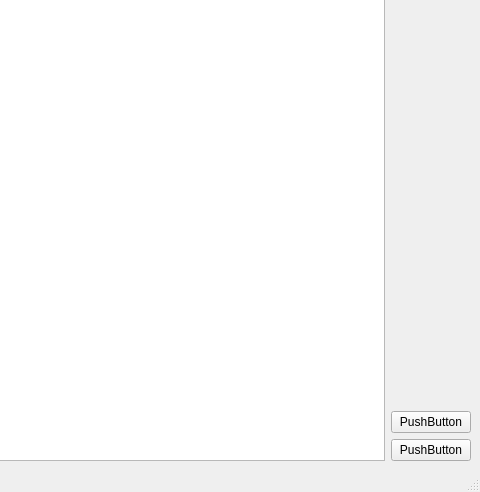
leontartykov/terrain_cg_course_project, file cg_course/interface/mainwindow.ui: the form before one commit; both pictures show x 666 to 1146 and y 328 to 820 of the 1146 by 820 pixel window.
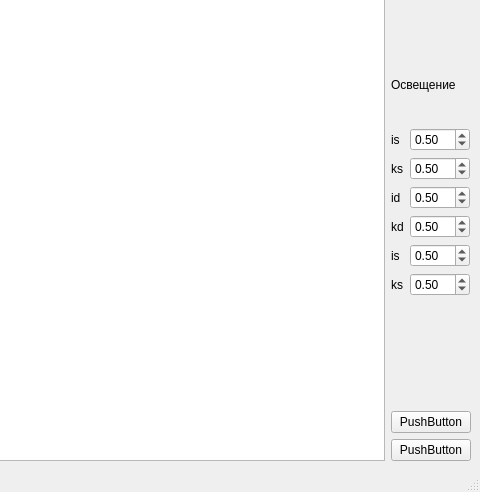
The form after the commit.

Commit message: Написаны доработки на zbuffer и освещение ламберта

Patch:
```diff
--- a/cg_course/interface/mainwindow.ui
+++ b/cg_course/interface/mainwindow.ui
@@ -66,6 +66,25 @@
           </property>
          </widget>
         </item>
+        <item row="0" column="1">
+         <widget class="QSpinBox" name="spinbox_rotate_x">
+          <property name="minimumSize">
+           <size>
+            <width>50</width>
+            <height>0</height>
+           </size>
+          </property>
+          <property name="maximumSize">
+           <size>
+            <width>50</width>
+            <height>16777215</height>
+           </size>
+          </property>
+          <property name="value">
+           <number>40</number>
+          </property>
+         </widget>
+        </item>
         <item row="1" column="0">
          <widget class="QLabel" name="label_3">
           <property name="text">
@@ -73,6 +92,25 @@
           </property>
          </widget>
         </item>
+        <item row="1" column="1">
+         <widget class="QSpinBox" name="spinbox_rotate_y">
+          <property name="minimumSize">
+           <size>
+            <width>50</width>
+            <height>0</height>
+           </size>
+          </property>
+          <property name="maximumSize">
+           <size>
+            <width>50</width>
+            <height>16777215</height>
+           </size>
+          </property>
+          <property name="value">
+           <number>40</number>
+          </property>
+         </widget>
+        </item>
         <item row="2" column="0">
          <widget class="QLabel" name="label_4">
           <property name="text">
@@ -80,11 +118,57 @@
           </property>
          </widget>
         </item>
+        <item row="2" column="1">
+         <widget class="QSpinBox" name="spinbox_rotate_z">
+          <property name="minimumSize">
+           <size>
+            <width>50</width>
+            <height>0</height>
+           </size>
+          </property>
+          <property name="maximumSize">
+           <size>
+            <width>50</width>
+            <height>50</height>
+           </size>
+          </property>
+          <property name="value">
+           <number>40</number>
+          </property>
+         </widget>
+        </item>
+       </layout>
+      </item>
+      <item>
+       <widget class="QLabel" name="label_5">
+        <property name="maximumSize">
+         <size>
+          <width>16777215</width>
+          <height>50</height>
+         </size>
+        </property>
+        <property name="text">
+         <string>Освещение</string>
+        </property>
+       </widget>
+      </item>
+      <item>
+       <layout class="QFormLayout" name="formLayout_3">
+        <property name="topMargin">
+         <number>12</number>
+        </property>
+        <item row="0" column="0">
+         <widget class="QLabel" name="label_6">
+          <property name="text">
+           <string>is</string>
+          </property>
+         </widget>
+        </item>
         <item row="0" column="1">
-         <widget class="QSpinBox" name="spinBox">
+         <widget class="QDoubleSpinBox" name="spinbox_is">
           <property name="minimumSize">
            <size>
-            <width>50</width>
+            <width>60</width>
             <height>0</height>
            </size>
           </property>
@@ -94,16 +178,29 @@
             <height>16777215</height>
            </size>
           </property>
+          <property name="maximum">
+           <double>1.000000000000000</double>
+          </property>
+          <property name="singleStep">
+           <double>0.100000000000000</double>
+          </property>
           <property name="value">
-           <number>40</number>
+           <double>0.500000000000000</double>
+          </property>
+         </widget>
+        </item>
+        <item row="1" column="0">
+         <widget class="QLabel" name="label_7">
+          <property name="text">
+           <string>ks</string>
           </property>
          </widget>
         </item>
         <item row="1" column="1">
-         <widget class="QSpinBox" name="spinBox_2">
+         <widget class="QDoubleSpinBox" name="spinbox_ks">
           <property name="minimumSize">
            <size>
-            <width>50</width>
+            <width>60</width>
             <height>0</height>
            </size>
           </property>
@@ -113,27 +210,136 @@
             <height>16777215</height>
            </size>
           </property>
+          <property name="maximum">
+           <double>1.000000000000000</double>
+          </property>
+          <property name="singleStep">
+           <double>0.100000000000000</double>
+          </property>
           <property name="value">
-           <number>40</number>
+           <double>0.500000000000000</double>
+          </property>
+         </widget>
+        </item>
+        <item row="2" column="0">
+         <widget class="QLabel" name="label_8">
+          <property name="text">
+           <string>id</string>
+          </property>
+         </widget>
+        </item>
+        <item row="3" column="0">
+         <widget class="QLabel" name="label_9">
+          <property name="text">
+           <string>kd</string>
           </property>
          </widget>
         </item>
         <item row="2" column="1">
-         <widget class="QSpinBox" name="spinBox_3">
+         <widget class="QDoubleSpinBox" name="spinbox_id">
           <property name="minimumSize">
            <size>
-            <width>50</width>
+            <width>60</width>
             <height>0</height>
            </size>
           </property>
           <property name="maximumSize">
            <size>
             <width>50</width>
-            <height>50</height>
+            <height>16777215</height>
            </size>
           </property>
+          <property name="maximum">
+           <double>1.000000000000000</double>
+          </property>
+          <property name="singleStep">
+           <double>0.100000000000000</double>
+          </property>
           <property name="value">
-           <number>40</number>
+           <double>0.500000000000000</double>
+          </property>
+         </widget>
+        </item>
+        <item row="3" column="1">
+         <widget class="QDoubleSpinBox" name="spinbox_kd">
+          <property name="minimumSize">
+           <size>
+            <width>60</width>
+            <height>0</height>
+           </size>
+          </property>
+          <property name="maximumSize">
+           <size>
+            <width>60</width>
+            <height>16777215</height>
+           </size>
+          </property>
+          <property name="maximum">
+           <double>1.000000000000000</double>
+          </property>
+          <property name="singleStep">
+           <double>0.100000000000000</double>
+          </property>
+          <property name="value">
+           <double>0.500000000000000</double>
+          </property>
+         </widget>
+        </item>
+        <item row="4" column="0">
+         <widget class="QLabel" name="label_10">
+          <property name="text">
+           <string>is</string>
+          </property>
+         </widget>
+        </item>
+        <item row="5" column="0">
+         <widget class="QLabel" name="label_11">
+          <property name="text">
+           <string>ks</string>
+          </property>
+         </widget>
+        </item>
+        <item row="4" column="1">
+         <widget class="QDoubleSpinBox" name="spinbox_is_2">
+          <property name="minimumSize">
+           <size>
+            <width>60</width>
+            <height>0</height>
+           </size>
+          </property>
+          <property name="maximumSize">
+           <size>
+            <width>60</width>
+            <height>16777215</height>
+           </size>
+          </property>
+          <property name="maximum">
+           <double>1.000000000000000</double>
+          </property>
+          <property name="singleStep">
+           <double>0.100000000000000</double>
+          </property>
+          <property name="value">
+           <double>0.500000000000000</double>
+          </property>
+         </widget>
+        </item>
+        <item row="5" column="1">
+         <widget class="QDoubleSpinBox" name="spinbox_ks_2">
+          <property name="maximumSize">
+           <size>
+            <width>60</width>
+            <height>16777215</height>
+           </size>
+          </property>
+          <property name="maximum">
+           <double>1.000000000000000</double>
+          </property>
+          <property name="singleStep">
+           <double>0.100000000000000</double>
+          </property>
+          <property name="value">
+           <double>0.500000000000000</double>
           </property>
          </widget>
         </item>
```
The commit also changes 21 other files.
